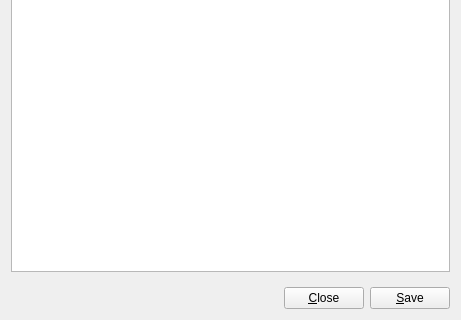
Above: ndtsconfigtool/ui/datasourcedlg.ui from jkotan/nexdatas.configtool before the change; both pictures show x 0 to 461 and y 727 to 1047 of the 461 by 1047 pixel window. Below: the same form after it.
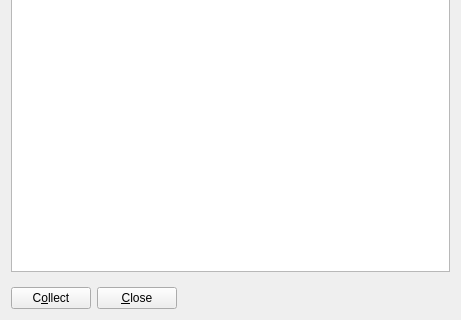
That is the form after the change.

Commit message: changing Save button to Collect

```diff
--- a/ndtsconfigtool/ui/datasourcedlg.ui
+++ b/ndtsconfigtool/ui/datasourcedlg.ui
@@ -565,6 +565,20 @@
         </property>
         <item row="0" column="0">
          <layout class="QHBoxLayout" name="horizontalLayout_5">
+          <item>
+           <widget class="QPushButton" name="savePushButton">
+            <property name="text">
+             <string>C&amp;ollect</string>
+            </property>
+           </widget>
+          </item>
+          <item>
+           <widget class="QPushButton" name="closePushButton">
+            <property name="text">
+             <string>&amp;Close</string>
+            </property>
+           </widget>
+          </item>
           <item>
            <spacer name="horizontalSpacer">
             <property name="orientation">
@@ -578,20 +592,6 @@
             </property>
            </spacer>
           </item>
-          <item>
-           <widget class="QPushButton" name="closePushButton">
-            <property name="text">
-             <string>&amp;Close</string>
-            </property>
-           </widget>
-          </item>
-          <item>
-           <widget class="QPushButton" name="savePushButton">
-            <property name="text">
-             <string>&amp;Save</string>
-            </property>
-           </widget>
-          </item>
          </layout>
         </item>
        </layout>
```
Left out of the diff: 1 changed line with no effect on the pictures. The commit also changes 1 other file.
